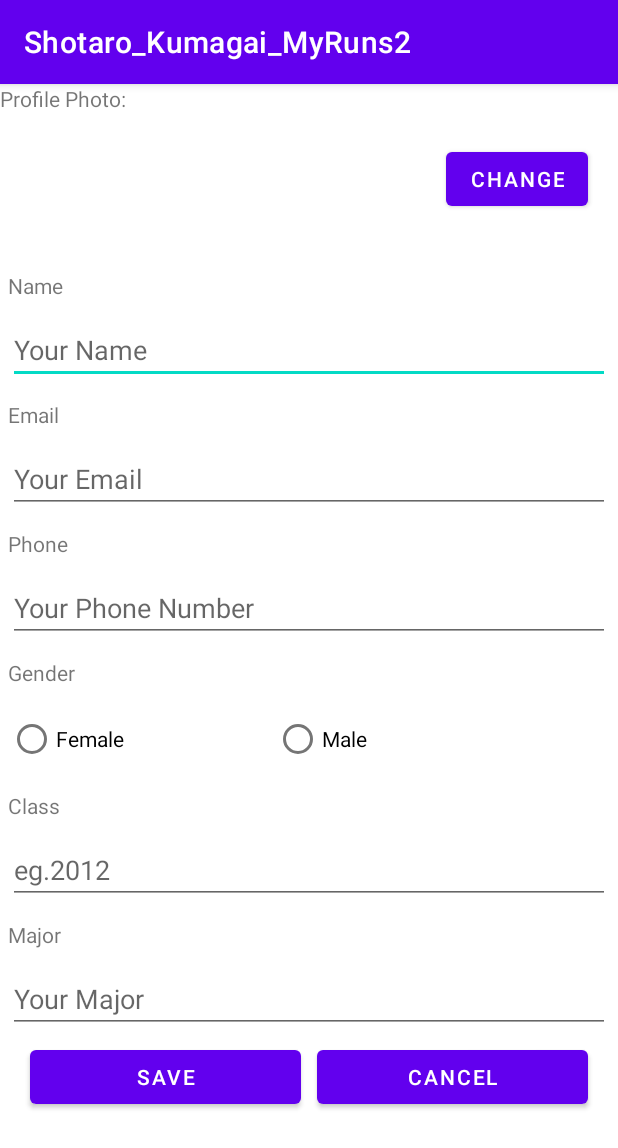
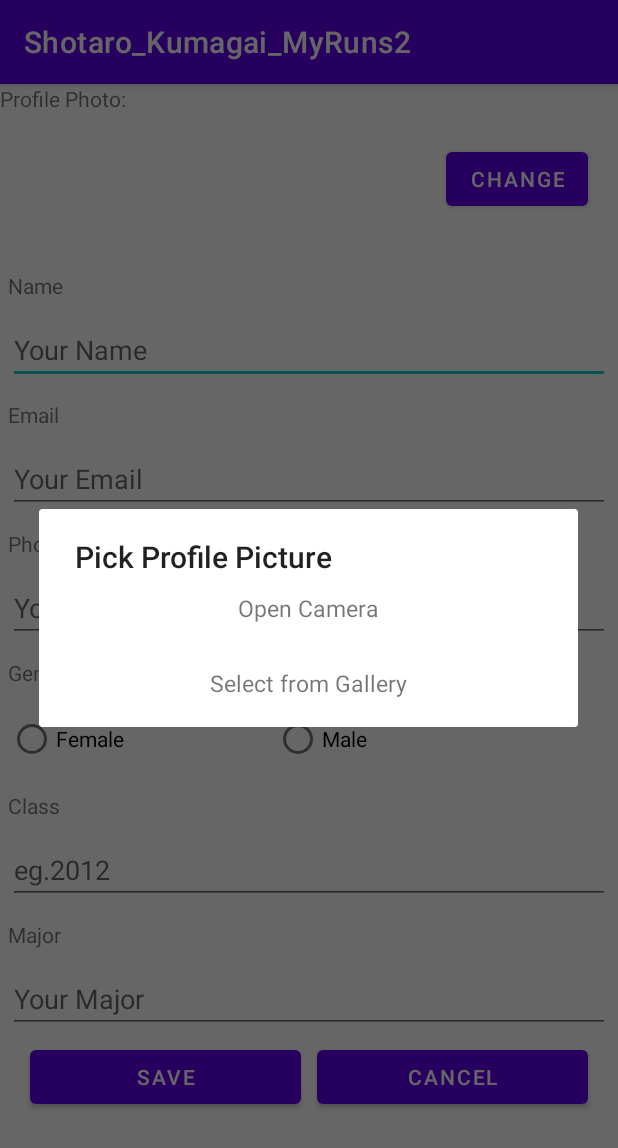
Before and after one commit to shotarokuma/navigate-app, an Android app: the ProfileActivity screen opened directly, with no data from a screen before it, after a tap on "CHANGE", on a phone screen of 412 x 824 dp. Shown: the top 1148 px of the screen. Run offline under Robolectric (Android 15) with nearby library versions, the phone set to English and light mode, and no system bars; 1 statement that could not run was skipped.

Commit message:
implement dialog for profile

```diff
--- a/app/src/main/java/com/example/shotaro_kumagai_myruns2/DialogFragment.kt
+++ b/app/src/main/java/com/example/shotaro_kumagai_myruns2/DialogFragment.kt
@@ -10,7 +10,7 @@ import androidx.fragment.app.DialogFragment
 class Dialog : DialogFragment(), DialogInterface.OnClickListener{
     companion object{
         const val DIALOG_KEY = "key"
-        const val UNIT_PREFERENCE = 6
+        const val UNIT_PREFERENCE = 0
         const val COMMENTS = 1
     }
 
--- a/app/src/main/java/com/example/shotaro_kumagai_myruns2/ProfileActivity.kt
+++ b/app/src/main/java/com/example/shotaro_kumagai_myruns2/ProfileActivity.kt
@@ -1,6 +1,8 @@
 package com.example.shotaro_kumagai_myruns2
 
+import android.app.Dialog
 import android.app.Activity
+import android.app.AlertDialog
 import android.content.Context
 import android.content.Intent
 import android.graphics.Bitmap
@@ -12,10 +14,7 @@ import android.os.Bundle
 import android.provider.MediaStore
 import android.util.Base64
 import android.view.View
-import android.widget.EditText
-import android.widget.ImageView
-import android.widget.RadioButton
-import android.widget.Toast
+import android.widget.*
 import androidx.activity.result.ActivityResult
 import androidx.activity.result.ActivityResultLauncher
 import androidx.activity.result.contract.ActivityResultContracts
@@ -37,7 +36,9 @@ class ProfileActivity : AppCompatActivity() {
     private lateinit var tempImgFileName: String
     private lateinit var tempImgUri: Uri
     private lateinit var cameraResult: ActivityResultLauncher<Intent>
+    private lateinit var selectResult: ActivityResultLauncher<Intent>
     private lateinit var viewModel:MyViewModel
+
     override fun onCreate(savedInstanceState: Bundle?) {
         super.onCreate(savedInstanceState)
         setContentView(R.layout.activity_profile)
@@ -75,9 +76,25 @@ class ProfileActivity : AppCompatActivity() {
                 val bitmap = Util.getBitmap(this, tempImgUri)
                 viewModel.userImage.value = bitmap
             }
+            dismissDialog(0)
         }
+
+        selectResult = registerForActivityResult(
+            ActivityResultContracts.StartActivityForResult()
+        ) { result: ActivityResult ->
+            if (result.resultCode == Activity.RESULT_OK) {
+                val selectedUri :Uri? = result.data?.data
+                if(selectedUri != null){
+                    val bitmap = Util.getBitmap(this, selectedUri)
+                    viewModel.userImage.value = bitmap
+                }
+            }
+            dismissDialog(0)
+        }
+
+
         viewModel.userImage.observe(this, Observer { it ->
-            val matrix : Matrix = Matrix()
+            val matrix  = Matrix()
             matrix.postRotate(-90F)
             val scaledBitmap = Bitmap.createScaledBitmap(it, 100, 100, true)
             val rotatedBitmap = Bitmap.createBitmap(
@@ -104,9 +121,9 @@ class ProfileActivity : AppCompatActivity() {
         }
         majorView.setText(sharedPref.getString(MAJOR, null))
         val genderVal: Int = sharedPref.getInt(GENDER,0)
-        if(genderVal === 1){
+        if(genderVal == 1){
             maleView.isChecked = true
-        }else if(genderVal === 2){
+        }else if(genderVal == 2){
             femaleView.isChecked = true;
         }
 
@@ -122,6 +139,20 @@ class ProfileActivity : AppCompatActivity() {
     override fun onSaveInstanceState(outState: Bundle) {
         super.onSaveInstanceState(outState)
         outState.putString(IMG_URI,tempImgUri.toString())
+    }
+
+    override fun onCreateDialog(id: Int): Dialog {
+        val builder = AlertDialog.Builder(this)
+        val view : View = this.layoutInflater.inflate(R.layout.pick_profile_dialog, null)
+        builder.setView(view)
+        builder.setTitle("Pick Profile Picture")
+        view.findViewById<LinearLayout>(R.id.open_camera).setOnClickListener{
+            onTakePhoto()
+        }
+        view.findViewById<LinearLayout>(R.id.select_photo).setOnClickListener{
+            onSelectPhoto()
+        }
+        return builder.create()
     }
 
 
@@ -160,10 +191,22 @@ class ProfileActivity : AppCompatActivity() {
         ).show()
     }
 
-    fun onTakePhoto(view:View){
+    fun onPickPhoto(view:View){
+        showDialog(0)
+    }
+
+    private fun onTakePhoto(){
         val intent:Intent = Intent(MediaStore.ACTION_IMAGE_CAPTURE)
         intent.putExtra(MediaStore.EXTRA_OUTPUT, tempImgUri)
         cameraResult.launch(intent)
+    }
+
+    private fun onSelectPhoto(){
+        val intent = Intent(Intent.ACTION_OPEN_DOCUMENT).apply {
+            type = "image/*"
+        }
+        selectResult.launch(intent)
+        finish()
     }
 
     fun onCancel(view: View){
--- a/app/src/main/res/layout/activity_profile.xml
+++ b/app/src/main/res/layout/activity_profile.xml
@@ -28,7 +28,7 @@
                 android:contentDescription="@string/profile"
                 />
             <Button
-                android:onClick="onTakePhoto"
+                android:onClick="onPickPhoto"
                 android:layout_width="wrap_content"
                 android:layout_height="wrap_content"
                 android:text="@string/change_button"
--- /dev/null
+++ b/app/src/main/res/layout/pick_profile_dialog.xml
@@ -0,0 +1,43 @@
+<?xml version="1.0" encoding="utf-8"?>
+<LinearLayout xmlns:android="http://schemas.android.com/apk/res/android"
+    android:layout_width="match_parent"
+    android:layout_height="wrap_content"
+    android:orientation="vertical"
+    >
+    <LinearLayout
+        android:id="@+id/open_camera"
+        android:layout_width="match_parent"
+        android:layout_height="50dp"
+        android:focusable="true"
+        android:clickable="true"
+        android:background="?attr/selectableItemBackground"
+        android:orientation="vertical"
+        >
+        <TextView
+            android:textSize="15sp"
+            android:text="@string/open_camera"
+            android:layout_width="wrap_content"
+            android:layout_height="wrap_content"
+            android:layout_margin="10dp"
+            android:layout_gravity="center"
+            />
+    </LinearLayout>
+    <LinearLayout
+        android:id = "@+id/select_photo"
+        android:layout_width="match_parent"
+        android:layout_height="50dp"
+        android:focusable="true"
+        android:clickable="true"
+        android:background="?attr/selectableItemBackground"
+        android:orientation="vertical"
+        >
+        <TextView
+            android:textSize="15sp"
+            android:text="@string/select_from_grallery"
+            android:layout_width="wrap_content"
+            android:layout_height="wrap_content"
+            android:layout_margin="10dp"
+            android:layout_gravity="center"
+            />
+    </LinearLayout>
+</LinearLayout>
--- a/app/src/main/res/values/strings.xml
+++ b/app/src/main/res/values/strings.xml
@@ -33,4 +33,6 @@
     <string name="profile">profile</string>
     <string name="unit_kilometers">Metric (Kilometers)</string>
     <string name="unit_miles">Imperial (Miles)</string>
+    <string name="open_camera">Open Camera</string>
+    <string name="select_from_grallery">Select from Gallery</string>
 </resources>
```
